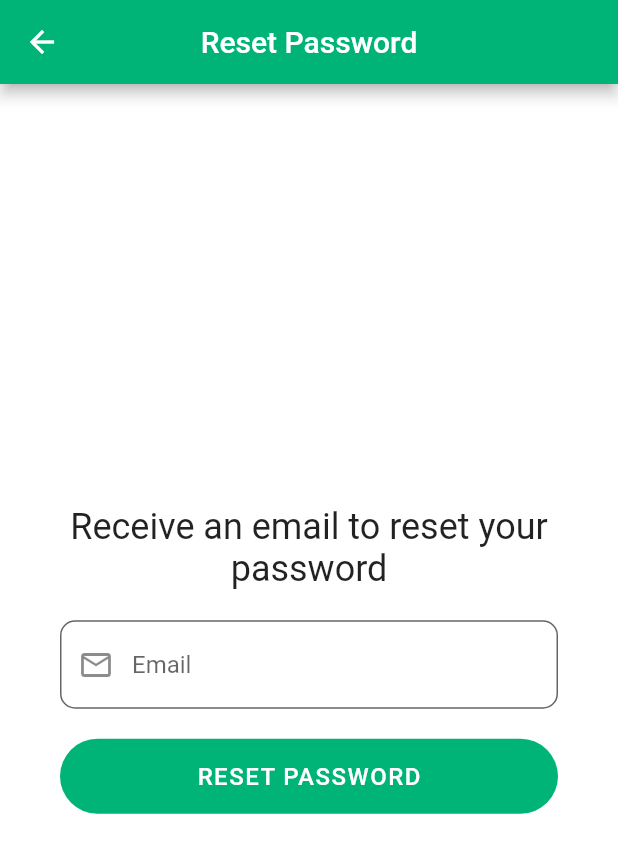
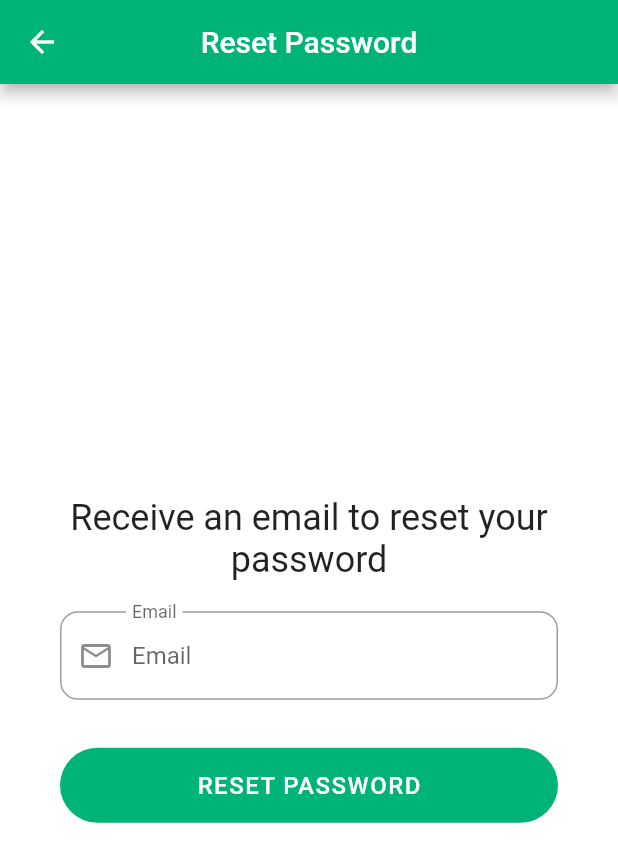
Before and after one commit to nikolay-potehin/firebase_login_app, a Flutter app: the screen it shows after launch, after a tap on "Forgot Password?", on a phone screen of 412 x 824 dp. Shown: the top 862 px of the screen. Run offline on Flutter 3.47's test engine with Material 2 defaults, Android fonts, the phone set to English and light mode, and no system bars; our stand-ins replace cloud_firestore, firebase_auth, firebase_core; accounts and stored records are empty.

Commit message:
minor textfields design update, added visibility icon for password fields

```diff
--- a/lib/components/my_text_form_field.dart
+++ b/lib/components/my_text_form_field.dart
@@ -1,14 +1,16 @@
 import 'package:firebase_login_app/models/form_validator.dart';
+import 'package:firebase_login_app/theme.dart';
 import 'package:flutter/material.dart';
 import 'package:flutter/services.dart';
 
-class MyTextFormField extends StatelessWidget {
+class MyTextFormField extends StatefulWidget {
   const MyTextFormField({
     super.key,
     required this.controller,
     this.validator = FormValidator.validateDefault,
     this.hintText = '',
     this.obscureText = false,
+    this.hideButton = false,
     this.prefixIcon,
   });
 
@@ -17,16 +19,47 @@ class MyTextFormField extends StatelessWidget {
   final String hintText;
   final Widget? prefixIcon;
   final bool obscureText;
+  final bool hideButton;
+
+  @override
+  State<MyTextFormField> createState() => _MyTextFormFieldState();
+}
+
+class _MyTextFormFieldState extends State<MyTextFormField> {
+  late bool obscureText;
+
+  @override
+  void initState() {
+    super.initState();
+    obscureText = widget.obscureText;
+  }
 
   @override
   Widget build(BuildContext context) {
     return TextFormField(
-      controller: controller,
-      validator: validator,
+      controller: widget.controller,
+      validator: widget.validator,
       obscureText: obscureText,
       decoration: InputDecoration(
-        hintText: hintText,
-        prefixIcon: prefixIcon,
+        filled: false,
+        hintText: widget.hintText,
+        prefixIcon: widget.prefixIcon,
+        helperText: "",
+        labelText: widget.hintText,
+        floatingLabelBehavior: FloatingLabelBehavior.always,
+        floatingLabelStyle: const TextStyle(fontSize: 16),
+        labelStyle: const TextStyle(fontSize: 0),
+        suffixIcon: widget.hideButton
+            ? IconButton(
+                onPressed: () => setState(() {
+                  obscureText = !obscureText;
+                }),
+                icon: Icon(
+                  obscureText ? Icons.visibility : Icons.visibility_off,
+                  color: myPrimarySwatch,
+                ),
+              )
+            : null,
       ),
       inputFormatters: [FilteringTextInputFormatter.deny(RegExp('[/\\ ]'))],
       autovalidateMode: AutovalidateMode.onUserInteraction,
--- a/lib/pages/authentication/forgot_password/forgot_password_form.dart
+++ b/lib/pages/authentication/forgot_password/forgot_password_form.dart
@@ -35,7 +35,7 @@ class _ForgotPasswordFormState extends State<ForgotPasswordForm> {
             prefixIcon: const Icon(Icons.email_outlined),
             validator: FormValidator.validateEmail,
           ),
-          const SizedBox(height: 20),
+          const SizedBox(height: 10),
           FilledButton(
             onPressed: resetPassword,
             child: const Text('RESET PASSWORD'),
--- a/lib/pages/authentication/login/login_form.dart
+++ b/lib/pages/authentication/login/login_form.dart
@@ -40,10 +40,11 @@ class _LoginFormState extends State<LoginForm> {
             prefixIcon: const Icon(Icons.email_outlined),
             validator: FormValidator.validateEmail,
           ),
-          const SizedBox(height: 16),
+          const SizedBox(height: 12),
           MyTextFormField(
             controller: _passwordController,
             obscureText: true,
+            hideButton: true,
             validator: FormValidator.validatePassword,
             hintText: 'Password',
             prefixIcon: const Icon(Icons.lock_outline),
--- a/lib/pages/authentication/register/register_form.dart
+++ b/lib/pages/authentication/register/register_form.dart
@@ -40,17 +40,18 @@ class _RegisterFormState extends State<RegisterForm> {
             hintText: 'Name',
             prefixIcon: const Icon(Icons.person_outline),
           ),
-          const SizedBox(height: 16),
+          const SizedBox(height: 12),
           MyTextFormField(
             controller: _emailController,
             validator: FormValidator.validateEmail,
             hintText: 'Email',
             prefixIcon: const Icon(Icons.email_outlined),
           ),
-          const SizedBox(height: 16),
+          const SizedBox(height: 12),
           MyTextFormField(
             controller: _passwordController,
             obscureText: true,
+            hideButton: true,
             validator: (password) => FormValidator.validatePassword(
               password,
               compareTo: _passwordConfirmController.text,
@@ -58,10 +59,11 @@ class _RegisterFormState extends State<RegisterForm> {
             prefixIcon: const Icon(Icons.lock_outline),
             hintText: 'Password',
           ),
-          const SizedBox(height: 16),
+          const SizedBox(height: 12),
           MyTextFormField(
             controller: _passwordConfirmController,
             obscureText: true,
+            hideButton: true,
             validator: (password) => FormValidator.validatePassword(
               password,
               compareTo: _passwordController.text,
--- a/lib/theme.dart
+++ b/lib/theme.dart
@@ -7,7 +7,7 @@ final myPrimarySwatch = MaterialColorGenerator.from(
 
 const myInputDecorationTheme = InputDecorationTheme(
   border: OutlineInputBorder(
-    borderRadius: BorderRadius.all(Radius.circular(10)),
+    borderRadius: BorderRadius.all(Radius.circular(12)),
   ),
   fillColor: Colors.white,
   filled: true,
```
